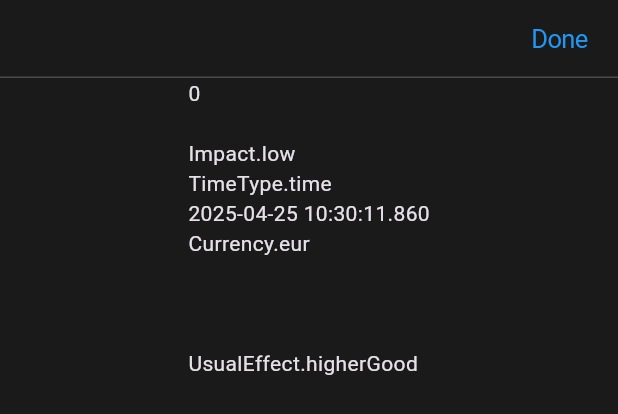
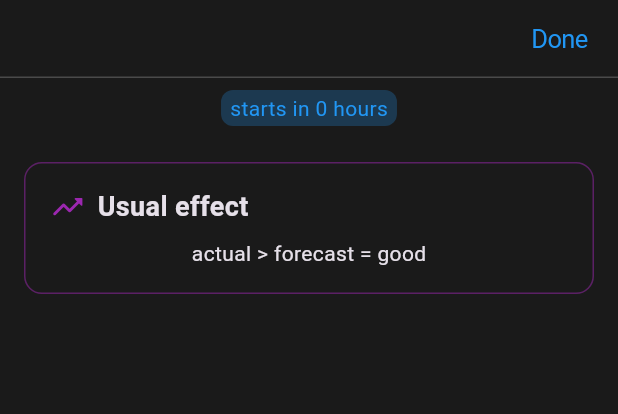
Before and after one commit to yeeet7/marketNews, a Flutter app: the NewsItemDetailsWidget widget shown alone on an empty page, opened directly with empty values, on a phone screen of 412 x 824 dp. Shown: the top 414 px of the screen. Run offline on Flutter 3.47's test engine with Material 3 defaults, Android fonts, the light colour scheme and no system bars; missing offline and left inert: beautiful_soup_dart; network calls fail.

Commit message:
fix day 5 in time error, usual effect in newsItem details

```diff
--- a/lib/services/news_api.dart
+++ b/lib/services/news_api.dart
@@ -67,7 +67,7 @@ abstract class NewsApi {
           currency = Currency.cad;
           break;
         default:
-          currency = Currency.eur;
+          currency = Currency.aud;
           break;
       }
 
@@ -79,7 +79,7 @@ abstract class NewsApi {
       late TimeType timeType;
 
       timeString.isEmpty ? timeString = lastDate : lastDate = timeString;
-      timeString == 'Tentative' ? timeType = TimeType.tentative : timeString == 'All Day' ? timeType = TimeType.allDay : timeType = TimeType.time;
+      timeString == 'Tentative' ? timeType = TimeType.tentative : timeString == 'All Day' ? timeType = TimeType.allDay : RegExp(r'(\d+):(\d+)(am|pm)').firstMatch(timeString) != null ? timeType = TimeType.time : timeType = TimeType.unknown;
 
       late DateTime date;
       if(timeType == TimeType.time) {
@@ -205,5 +205,6 @@ enum UsualEffect {
 enum TimeType {
   time,
   tentative,
-  allDay
+  allDay,
+  unknown
 }
--- a/lib/widgets.dart
+++ b/lib/widgets.dart
@@ -55,7 +55,7 @@ class NewsItemListTile extends StatelessWidget {
                   ]
                 ),
                 child: Text(
-                  newsItem.impact == Impact.high ? 'High' : newsItem.impact == Impact.medium ? 'Medium' : newsItem.impact != null ? 'Low' : 'Unknown',
+                  newsItem.impact == Impact.high ? 'High' : newsItem.impact == Impact.medium ? 'Medium' : newsItem.impact != null ? 'Low' : 'None',
                   style: TextStyle(
                     fontSize: 16,
                     color: impactColor,
@@ -95,7 +95,22 @@ class NewsItemDetailsWidget extends StatelessWidget {
             Divider(color: Theme.of(context).colorScheme.primary, height: 0),
 
             //* body
-            Text("${newsItem.id}\n${newsItem.title}\n${newsItem.impact}\n${newsItem.timeType}\n${newsItem.date}\n${newsItem.currency}\n${newsItem.previous}\n${newsItem.forecast}\n${newsItem.actual}\n${newsItem.usualEffect}",)
+            Container(
+              padding: const EdgeInsets.symmetric(horizontal: 6, vertical: 2),
+              margin: const EdgeInsets.all(8),
+              decoration: BoxDecoration(
+                color: Theme.of(context).primaryColor.withValues(alpha: .25),
+                borderRadius: BorderRadius.circular(8),
+              ),
+
+              child: newsItem.date.difference(DateTime.now()).isNegative ? Text('started ${newsItem.date.difference(DateTime.now()).inHours.abs()} hours ago',
+                style: TextStyle(color: Theme.of(context).primaryColor)
+              ) : Text('starts in ${newsItem.date.difference(DateTime.now()).inHours} hours',
+                style: TextStyle(color: Theme.of(context).primaryColor)
+              ),
+            ),
+
+            if(newsItem.usualEffect != null) Box(title: 'Usual effect', description: Text(newsItem.usualEffect == UsualEffect.higherGood ? 'actual > forecast = good' : 'actual < forecast = good'), icon: Icons.trending_up_rounded, color: Colors.purple),
           ],
         ),
       ),
@@ -272,6 +287,43 @@ class DateText extends StatelessWidget {
   }
 }
 
+class Box extends StatelessWidget {
+  const Box({required this.title, required this.description, required this.icon, this.color, super.key});
+
+  final IconData? icon;
+  final String title;
+  final Widget description;
+  final Color? color;
+
+  @override
+  Widget build(BuildContext context) {
+    return Container(
+      padding: const EdgeInsets.all(16),
+      margin: const EdgeInsets.all(16),
+      decoration: BoxDecoration(
+        borderRadius: BorderRadius.circular(12),
+        border: Border.all(
+          color: color?.withValues(alpha: .5) ?? Theme.of(context).colorScheme.primary.withValues(alpha: .5),
+          width: 1,
+        )
+      ),
+      child: Column(
+        children: [
+          Row(
+            children: [
+              Icon(icon, color: color ?? Theme.of(context).colorScheme.primary),
+              const SizedBox(width: 8),
+              Text(title, style: const TextStyle(fontSize: 18, fontWeight: FontWeight.bold)),
+            ],
+          ),
+          const SizedBox(height: 8),
+          description
+        ],
+      ),
+    );
+  }
+}
+
 class AppBarBottom extends StatefulWidget implements PreferredSizeWidget {
   // const AppBarBottom(this.events, {super.key});
   const AppBarBottom({this.onSizeChanged, super.key});
```
Also changed, not shown: 4 other files.
